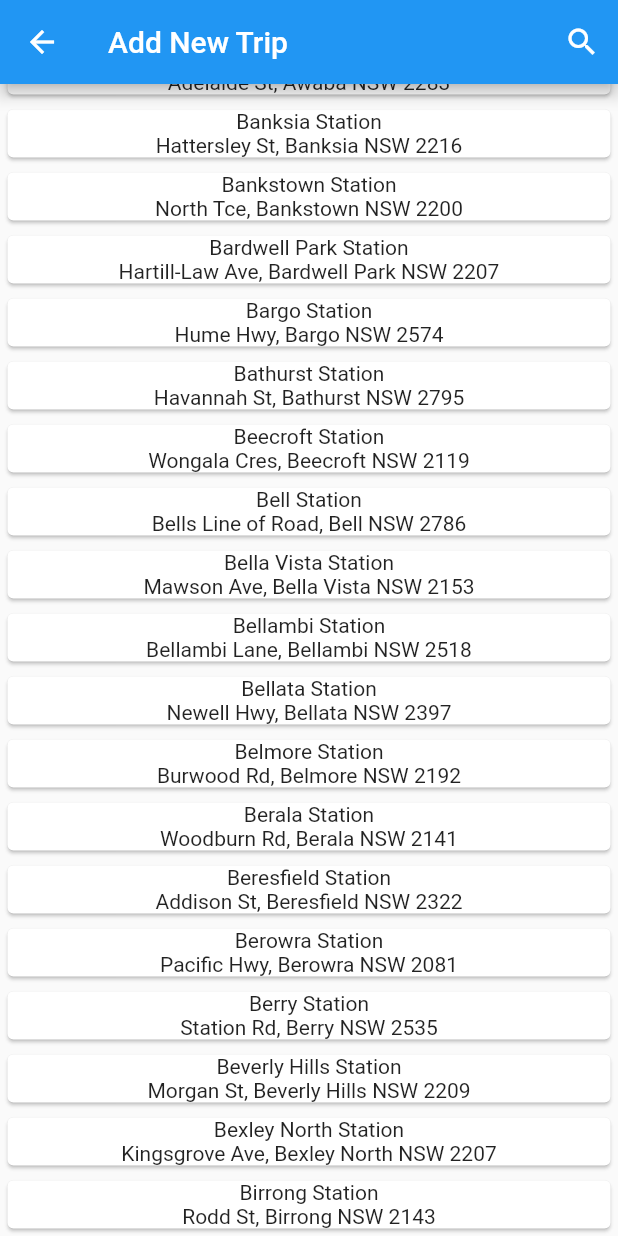
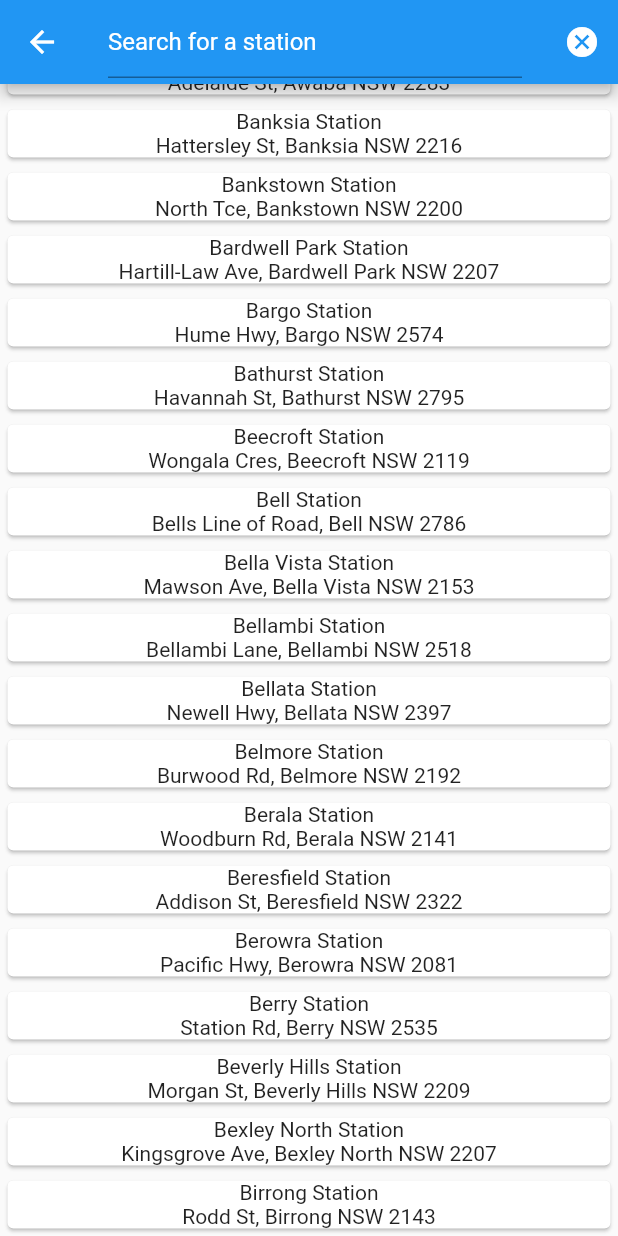
Before and after one commit to LachlanBWWright/Flutter_Timetable, a Flutter app: the NewTripScreen screen opened directly, scrolled down 576 dp, after a tap on the "search" icon, on a phone screen of 412 x 824 dp. Run offline on Flutter 3.47's test engine with Material 2 defaults, Android fonts, the phone set to English and light mode, and no system bars; our stand-ins replace csv, fixnum, shared_preferences; missing offline and left inert: protobuf, shared_preferences_web; accounts and stored records are empty; key blocks and very long unbroken strings in the code were emptied for the run.

Commit message:
Updated Styling

```diff
--- a/lib/new_trip.dart
+++ b/lib/new_trip.dart
@@ -18,6 +18,7 @@ class _NewTripScreenState extends State<NewTripScreen> {
   String _firstStation = '';
   String _secondStation = '';
   bool _isSearching = false;
+  final keyController = TextEditingController();
 
   void setStation(String station) {
     setState(() {
@@ -87,10 +88,33 @@ class _NewTripScreenState extends State<NewTripScreen> {
   Widget build(BuildContext context) {
     return Scaffold(
         appBar: AppBar(
-          title: const Text('Add New Trip'),
+          title: _isSearching
+              ? TextField(
+                  controller: keyController,
+                  decoration: const InputDecoration(
+                      hintText: "Search for a station",
+                      hintStyle: TextStyle(color: Colors.white)),
+                  style: const TextStyle(color: Colors.white),
+                )
+              : const Text('Add New Trip'),
           actions: [
             if (_firstStation == '' || _secondStation == '')
-              IconButton(onPressed: () {}, icon: const Icon(Icons.search))
+              if (_isSearching)
+                IconButton(
+                    onPressed: () {
+                      setState(() {
+                        _isSearching = false;
+                      });
+                    },
+                    icon: const Icon(Icons.cancel))
+              else
+                IconButton(
+                    onPressed: () {
+                      setState(() {
+                        _isSearching = true;
+                      });
+                    },
+                    icon: const Icon(Icons.search))
             else
               IconButton(
                   onPressed: () async {
@@ -211,5 +235,3 @@ class Station {
   String address;
   Station(this.name, this.address);
 }
-
-class Trip {}
```
